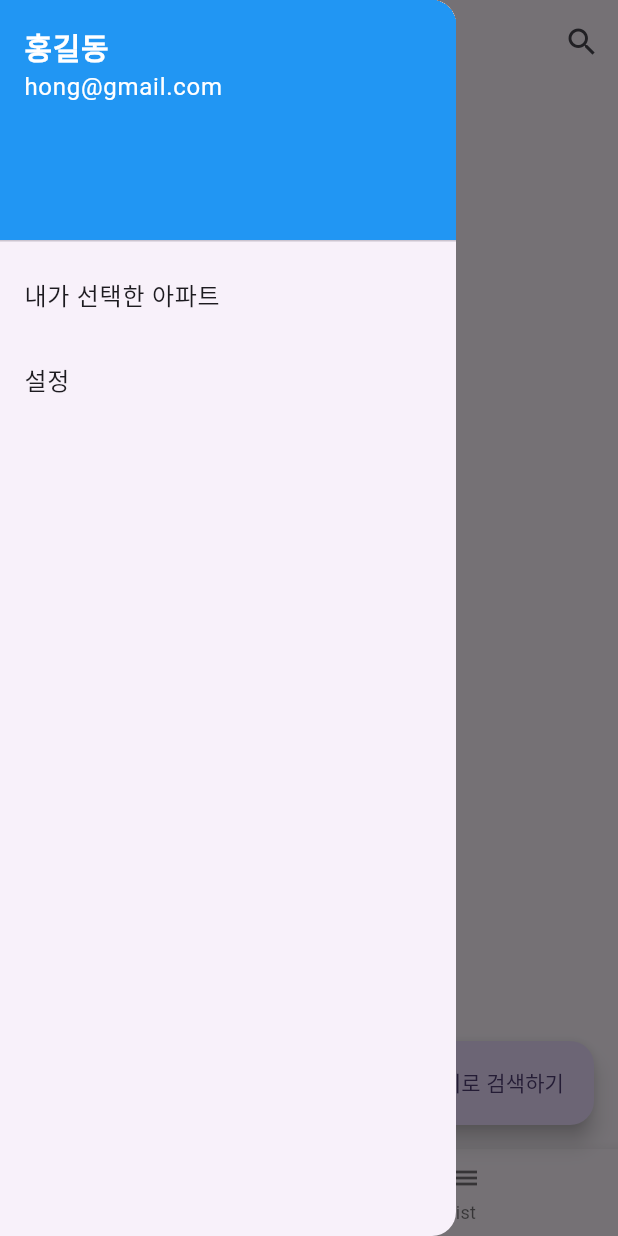
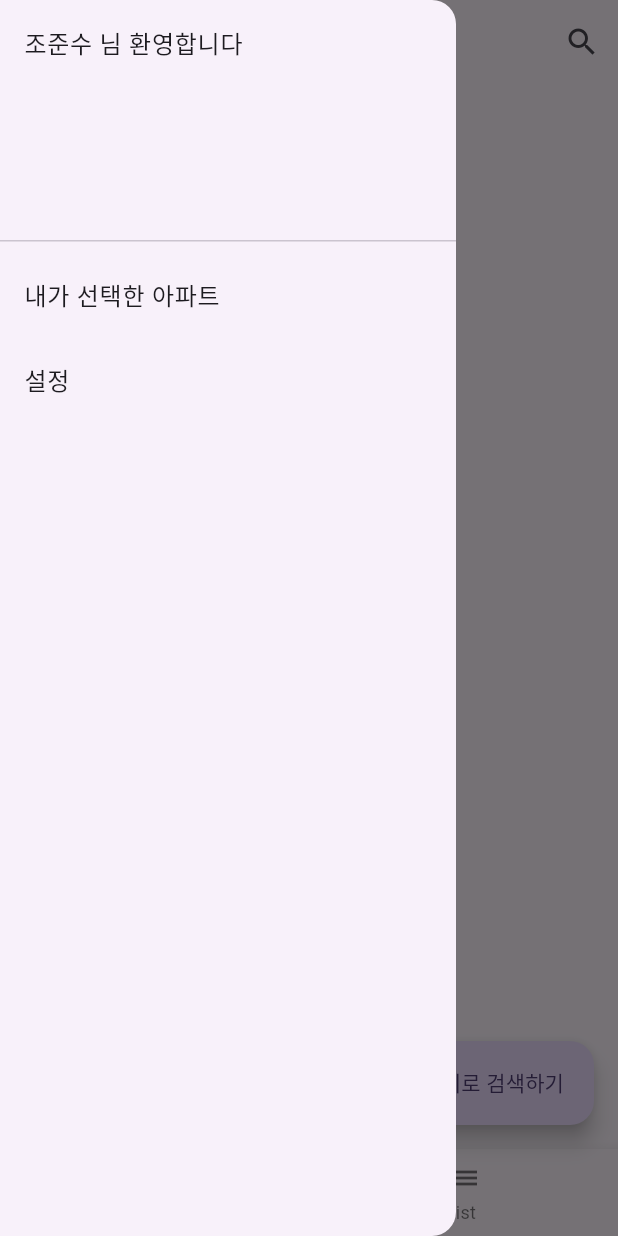
Before and after one commit to rebeluti0n/flutter-test, a Flutter app: the screen it shows after launch, with the side drawer open, on a phone screen of 412 x 824 dp. Run offline on Flutter 3.47's test engine with Material 3 defaults, Android fonts, the phone set to English and light mode, and no system bars; our stand-ins replace connectivity_plus, firebase_core, firebase_crashlytics; accounts and stored records are empty.

Commit message:
5장 부동산 앱 2차 커밋

```diff
--- a/lib/map/map_page.dart
+++ b/lib/map/map_page.dart
@@ -23,36 +23,18 @@ class _MapPage extends State<MapPage> {
     return Scaffold(
       appBar: AppBar(
         title: const Text('My 부동산'),
-        actions: [IconButton(onPressed: () {}, icon: const Icon(Icons.search))],
+        actions: [
+          IconButton(onPressed: () async {}, icon: const Icon(Icons.search))
+        ],
       ),
       drawer: Drawer(
         child: ListView(
           padding: EdgeInsets.zero,
           children: [
-            const DrawerHeader(
-              decoration: BoxDecoration(
-                color: Colors.blue,
-              ),
-              child: Column(
-                crossAxisAlignment: CrossAxisAlignment.start,
-                children: [
-                  Text(
-                    '홍길동',
-                    style: TextStyle(
-                        fontSize: 20.0,
-                        fontWeight: FontWeight.bold,
-                        color: Colors.white),
-                  ),
-                  Text(
-                    'hong@gmail.com',
-                    style: TextStyle(fontSize: 16.0, color: Colors.white),
-                  )
-                ],
-              ),
-            ),
+            DrawerHeader(child: Text('조준수 님 환영합니다')),
             ListTile(
               title: const Text('내가 선택한 아파트'),
-              onTap: () async {},
+              onTap: () {},
             ),
             ListTile(
               title: const Text('설정'),
```
Also changed, not shown: lib/map/apt_page.dart (deleted, +0 -89 lines), pubspec.yaml (+7 -4 lines), firebase.json, lib/firebase_options.dart, pubspec.lock (deleted), 8 other files.
